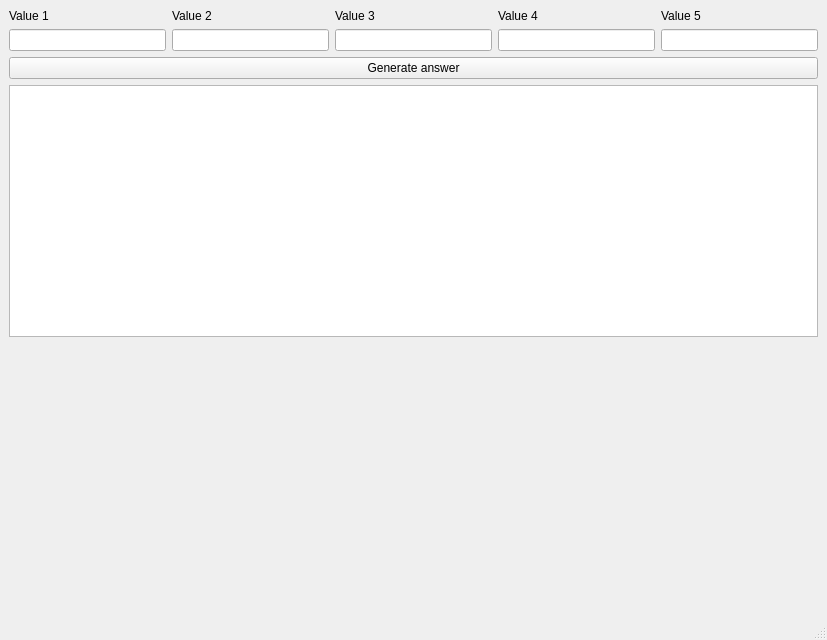
Above: interface/main.ui from Larionov-VA/PhysicsLabTools before the change. Below: the same form after it.
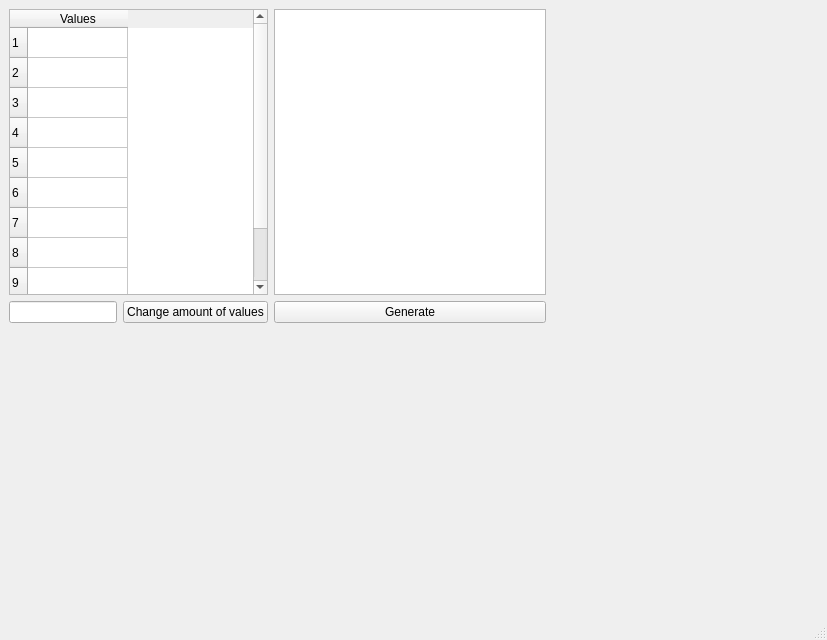
That is the form after the change.

Commit message: Добавил возможность вводить бесконечное число значений

The edit to the form file:
```diff
--- a/interface/main.ui
+++ b/interface/main.ui
@@ -16,85 +16,97 @@
   <widget class="QWidget" name="centralwidget">
    <layout class="QVBoxLayout" name="verticalLayout_3">
     <item>
-     <layout class="QGridLayout" name="gridLayout">
-      <item row="1" column="0">
-       <widget class="QLineEdit" name="value_1"/>
-      </item>
-      <item row="1" column="2">
-       <widget class="QLineEdit" name="value_3"/>
-      </item>
-      <item row="1" column="1">
-       <widget class="QLineEdit" name="value_2"/>
-      </item>
-      <item row="1" column="3">
-       <widget class="QLineEdit" name="value_4"/>
-      </item>
-      <item row="1" column="4">
-       <widget class="QLineEdit" name="value_5"/>
-      </item>
-      <item row="0" column="0">
-       <widget class="QLabel" name="text_1">
-        <property name="text">
-         <string>Value 1</string>
-        </property>
-       </widget>
-      </item>
-      <item row="0" column="1">
-       <widget class="QLabel" name="text_2">
-        <property name="text">
-         <string>Value 2</string>
-        </property>
-       </widget>
-      </item>
-      <item row="0" column="2">
-       <widget class="QLabel" name="text_3">
+     <layout class="QHBoxLayout" name="horizontalLayout">
+      <item>
+       <layout class="QVBoxLayout" name="verticalLayout">
+        <item>
+         <widget class="QTableWidget" name="values">
+          <property name="sizePolicy">
+           <sizepolicy hsizetype="Minimum" vsizetype="MinimumExpanding">
+            <horstretch>0</horstretch>
+            <verstretch>0</verstretch>
+           </sizepolicy>
+          </property>
+          <property name="rowCount">
+           <number>10</number>
+          </property>
+          <row/>
+          <row/>
+          <row/>
+          <row/>
+          <row/>
+          <row/>
+          <row/>
+          <row/>
+          <row/>
+          <row/>
+          <column>
         <property name="text">
-         <string>Value 3</string>
-        </property>
-       </widget>
-      </item>
-      <item row="0" column="3">
-       <widget class="QLabel" name="text_4">
-        <property name="text">
-         <string>Value 4</string>
+            <string>Values</string>
+           </property>
+          </column>
+         </widget>
+        </item>
+        <item>
+         <layout class="QHBoxLayout" name="horizontalLayout_2">
+          <item>
+           <widget class="QLineEdit" name="amount_of_values_to_change">
+            <property name="sizePolicy">
+             <sizepolicy hsizetype="Minimum" vsizetype="Fixed">
+              <horstretch>0</horstretch>
+              <verstretch>0</verstretch>
+             </sizepolicy>
         </property>
        </widget>
       </item>
-      <item row="0" column="4">
-       <widget class="QLabel" name="text_5">
+          <item>
+           <widget class="QPushButton" name="change_amount_of_values">
         <property name="text">
-         <string>Value 5</string>
+             <string>Change amount of values</string>
         </property>
        </widget>
       </item>
      </layout>
     </item>
     <item>
-     <widget class="QPushButton" name="generate">
-      <property name="text">
-       <string>Generate answer</string>
-      </property>
-     </widget>
-    </item>
+         <spacer name="verticalSpacer">
+          <property name="orientation">
+           <enum>Qt::Orientation::Vertical</enum>
+          </property>
+          <property name="sizeHint" stdset="0">
+           <size>
+            <width>20</width>
+            <height>40</height>
+           </size>
+          </property>
+         </spacer>
+        </item>
+       </layout>
+      </item>
+      <item>
+       <layout class="QVBoxLayout" name="verticalLayout_4">
     <item>
      <widget class="QTextEdit" name="console">
+          <property name="sizePolicy">
+           <sizepolicy hsizetype="Expanding" vsizetype="Expanding">
+            <horstretch>0</horstretch>
+            <verstretch>0</verstretch>
+           </sizepolicy>
+          </property>
       <property name="readOnly">
        <bool>true</bool>
       </property>
-      <property name="placeholderText">
-       <string/>
-      </property>
      </widget>
     </item>
     <item>
-     <widget class="QLabel" name="status">
+         <widget class="QPushButton" name="generate">
       <property name="text">
-       <string/>
+           <string>Generate</string>
       </property>
      </widget>
     </item>
     <item>
-     <spacer name="verticalSpacer">
+         <spacer name="verticalSpacer_2">
       <property name="orientation">
        <enum>Qt::Orientation::Vertical</enum>
       </property>
@@ -105,6 +117,23 @@
        </size>
       </property>
      </spacer>
+        </item>
+       </layout>
+      </item>
+      <item>
+       <spacer name="horizontalSpacer">
+        <property name="orientation">
+         <enum>Qt::Orientation::Horizontal</enum>
+        </property>
+        <property name="sizeHint" stdset="0">
+         <size>
+          <width>40</width>
+          <height>20</height>
+         </size>
+        </property>
+       </spacer>
+      </item>
+     </layout>
     </item>
    </layout>
   </widget>
```
Lines whose indentation alone changed are shown as unchanged. The commit also changes 2 other files.
